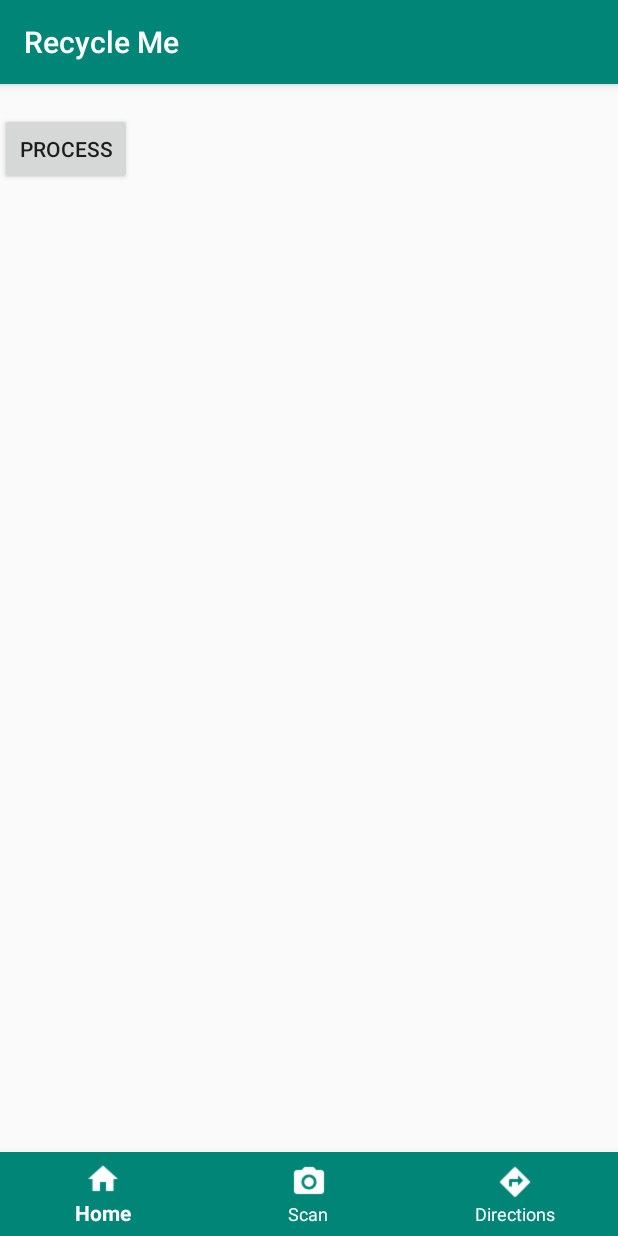
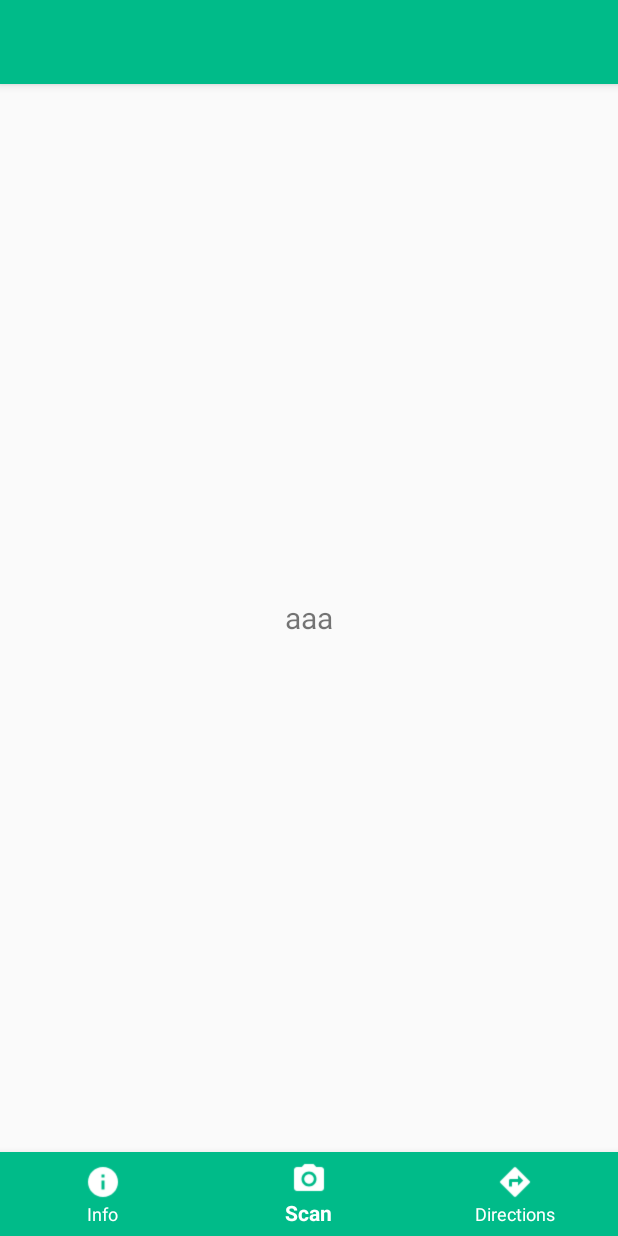
Before and after one commit to AceGabrielFigueroa/sdhacks-2019-LADC, an Android app: the screen it shows after launch (MainActivity), item 2 of the bottom bar chosen, on a phone screen of 412 x 824 dp. Run offline under Robolectric (Android 15) with nearby library versions, the phone set to English and light mode, and no system bars.

Commit message:
Fixed navbar

```diff
--- a/app/build.gradle
+++ b/app/build.gradle
@@ -31,7 +31,7 @@ dependencies {
     implementation 'com.google.android.gms:play-services:7.8+'
     implementation 'com.google.android.material:material:1.0.0'
 
-    implementation 'com.android.support:multidex:1.0.3'
+    implementation 'androidx.multidex:multidex:2.0.0'
 
-
+    implementation 'androidx.constraintlayout:constraintlayout:1.1.3'
 }
--- /dev/null
+++ b/app/src/main/java/tech/recycleme/app/InfoFragment.java
@@ -0,0 +1,29 @@
+package tech.recycleme.app;
+
+import android.os.Bundle;
+import android.view.LayoutInflater;
+import android.view.View;
+import android.view.ViewGroup;
+import android.widget.TextView;
+
+import androidx.fragment.app.Fragment;
+
+public class InfoFragment extends Fragment {
+    public static String value = "aaa";
+    TextView textView;
+
+    public void onCreate(Bundle savedInstanceState){
+        super.onCreate(savedInstanceState);
+    }
+
+    @Override
+    public View onCreateView(LayoutInflater inflater, ViewGroup container,
+                             Bundle savedInstanceState) {
+        View view = inflater.inflate(R.layout.fragment_info, container, false);
+        textView = (TextView) view.findViewById(R.id.results);
+        textView.setText(value);
+
+        return view;
+
+    }
+}
--- a/app/src/main/java/tech/recycleme/app/MainActivity.java
+++ b/app/src/main/java/tech/recycleme/app/MainActivity.java
@@ -1,5 +1,6 @@
 package tech.recycleme.app;
 
+import android.app.Activity;
 import android.content.Intent;
 import android.graphics.Bitmap;
 import android.graphics.BitmapFactory;
@@ -9,6 +10,7 @@ import android.os.Environment;
 import android.provider.MediaStore;
 import android.util.Log;
 import android.util.SparseArray;
+import android.view.Menu;
 import android.view.MenuItem;
 import android.view.View;
 import android.widget.Button;
@@ -16,8 +18,11 @@ import android.widget.ImageView;
 import android.widget.TextView;
 
 import androidx.annotation.NonNull;
+import androidx.appcompat.app.ActionBar;
 import androidx.appcompat.app.AppCompatActivity;
 import androidx.core.content.FileProvider;
+import androidx.fragment.app.Fragment;
+import androidx.fragment.app.FragmentManager;
 
 import com.google.android.gms.vision.Frame;
 import com.google.android.gms.vision.barcode.Barcode;
@@ -40,10 +45,13 @@ import okhttp3.Request;
 import okhttp3.Response;
 
 import java.net.URL;
+import java.util.concurrent.TimeUnit;
+
+import static java.lang.Thread.sleep;
 
 public class MainActivity extends AppCompatActivity {
     static final int REQUEST_TAKE_PHOTO = 1;
-    String currentPhotoPath;
+    private File file;
     private TextView mTextViewResult; //hold http get response
 
     /*
@@ -102,34 +110,98 @@ public class MainActivity extends AppCompatActivity {
         super.onCreate(savedInstanceState);
         setContentView(R.layout.activity_main);
 
-        /* BOTTOM NAVIGATION */
-        BottomNavigationView bottomNavigationView = (BottomNavigationView)
-                findViewById(R.id.bottom_navigation);
+        getSupportActionBar().setDisplayOptions(ActionBar.DISPLAY_SHOW_CUSTOM);
 
-        bottomNavigationView.setOnNavigationItemSelectedListener(
-                new BottomNavigationView.OnNavigationItemSelectedListener() {
+        /* Navigstion Setup */
+        BottomNavigationView navigationView = (BottomNavigationView) findViewById(R.id.bottom_navigation);
+        navigationView.setOnNavigationItemSelectedListener(onNavigationItemSelectedListener);
+
+        getSupportFragmentManager().beginTransaction().replace(R.id.fragment_container, new InfoFragment()).commit();
+    }
+
+    private BottomNavigationView.OnNavigationItemSelectedListener onNavigationItemSelectedListener
+            = new BottomNavigationView.OnNavigationItemSelectedListener() {
         @Override
         public boolean onNavigationItemSelected(@NonNull MenuItem item) {
+            Fragment selectedFragment = null;
+
             switch (item.getItemId()) {
+                case R.id.info:
+                    selectedFragment = new InfoFragment();
+                    break;
+
                 case R.id.camera:
-                                currentPhotoPath = dispatchTakePictureIntent().getAbsolutePath();
+                    file =  dispatchTakePictureIntent();
+
+                    selectedFragment = new InfoFragment();
 
                     break;
+                case R.id.directions:
+                                                        selectedFragment = new DirectionFragment();
+                    break;
+            }
 
-                            case R.id.home:
+            getSupportFragmentManager().beginTransaction().replace(R.id.fragment_container, selectedFragment).commit();
+            return true;
+        }
+    };
 
-                                break;
+    @Override
+    protected void onActivityResult(int requestCode, int resultCode, Intent data)
+    {
+        super.onActivityResult(requestCode, resultCode, data);
 
-                                /*
-                            case R.id.action_music:
+        if (requestCode == REQUEST_TAKE_PHOTO && resultCode == Activity.RESULT_OK)
+        {
+            Bitmap myBitmap = BitmapFactory.decodeFile(file.getAbsolutePath());
+            BarcodeDetector detector =
+                    new BarcodeDetector.Builder(getApplicationContext())
+                            .setBarcodeFormats(0)
+                            .build();
 
-                                break;
+            Frame frame = new Frame.Builder().setBitmap(myBitmap).build();
+            SparseArray<Barcode> barcodes = detector.detect(frame);
 
-                                 */
+            Barcode thisCode = barcodes.valueAt(0);
+
+            /* Build Api Call */
+            OkHttpClient client = new OkHttpClient();
+
+            Request request = new Request.Builder()
+                    .url("https://sd-hacks-257117.appspot.com/getRecyclable/" +
+                            thisCode.rawValue)
+                    .build();
+
+
+            /* Call */
+            client.newCall(request).enqueue(new Callback() {
+                public void onFailure(Call call, IOException e) {
+                    e.printStackTrace();
                 }
-                        return false;
+
+                public void onResponse(Call call, Response response) throws IOException {
+                    if (response.isSuccessful()) {
+                        String myResponse = response.body().string();
+                        JSONObject jsonResponse;
+
+                        try {
+                            jsonResponse = new JSONArray(myResponse).getJSONObject(0);
+
+                            Log.d("PARSED", "DOING");
+                        } catch (JSONException err) {
+
                         }
+
+                        InfoFragment.value = "AAAAAA";
+                        Log.d("PARSED", myResponse);
+                    }
+                }
+
             });
+
+        }
+    }
+
 
         /*
         // Detector
@@ -249,6 +321,4 @@ public class MainActivity extends AppCompatActivity {
                 });
             }
         });*/
-
 }
-}
--- a/app/src/main/res/layout/activity_main.xml
+++ b/app/src/main/res/layout/activity_main.xml
@@ -1,8 +1,12 @@
-<LinearLayout xmlns:android="http://schemas.android.com/apk/res/android"
+<?xml version="1.0" encoding="utf-8"?>
+<RelativeLayout
+    xmlns:android="http://schemas.android.com/apk/res/android"
+    xmlns:app="http://schemas.android.com/apk/res-auto"
+    xmlns:tools="http://schemas.android.com/tools"
     android:layout_width="match_parent"
     android:layout_height="match_parent"
-    android:orientation="vertical">
-
+    tools:context=".MainActivity">
+    <!--
     <TextView
         android:id="@+id/text_view_result"
         android:layout_width="wrap_content"
@@ -22,11 +26,23 @@
         android:id="@+id/imgview"
         android:layout_width="wrap_content"
         android:layout_height="wrap_content" />
+    -->
 
-    <include
-        android:id="@+id/navigation"
-        layout="@layout/bottomnavbar"
+    <FrameLayout
+        android:id="@+id/fragment_container"
+        android:layout_width="match_parent"
+        android:layout_height="match_parent"
+        android:layout_above="@id/bottom_navigation"/>
+
+
+    <!-- bottom nav bar -->
+    <com.google.android.material.bottomnavigation.BottomNavigationView
+        android:id="@+id/bottom_navigation"
         android:layout_width="match_parent"
         android:layout_height="wrap_content"
-        android:layout_alignParentBottom="true" />
-</LinearLayout>
+        android:layout_alignParentBottom="true"
+        app:itemBackground="@color/colorPrimary"
+        app:itemIconTint="#FFF"
+        app:itemTextColor="#FFF"
+        app:menu="@menu/barmenu"/>
+</RelativeLayout>
--- /dev/null
+++ b/app/src/main/res/layout/fragment_directions.xml
@@ -0,0 +1,5 @@
+<?xml version="1.0" encoding="utf-8"?>
+<RelativeLayout xmlns:android="http://schemas.android.com/apk/res/android"
+    android:layout_width="match_parent" android:layout_height="match_parent" android:background="@drawable/gradient">
+
+</RelativeLayout>
--- /dev/null
+++ b/app/src/main/res/layout/fragment_info.xml
@@ -0,0 +1,17 @@
+<?xml version="1.0" encoding="utf-8"?>
+<RelativeLayout xmlns:android="http://schemas.android.com/apk/res/android"
+    xmlns:app="http://schemas.android.com/apk/res-auto"
+    xmlns:tools="http://schemas.android.com/tools"
+    android:layout_width="match_parent"
+    android:layout_height="match_parent"
+    tools:context=".MainActivity">
+
+        <TextView
+            android:id="@+id/results"
+            android:layout_width="wrap_content"
+            android:layout_height="wrap_content"
+            android:layout_centerInParent="true"
+            android:text="To get started, please scan a barcode."
+            android:textSize="20dp" />
+
+</RelativeLayout>
--- a/app/src/main/res/menu/barmenu.xml
+++ b/app/src/main/res/menu/barmenu.xml
@@ -3,10 +3,10 @@
     xmlns:app="http://schemas.android.com/apk/res-auto">
 
     <item
-        android:id="@+id/home"
+        android:id="@+id/info"
         android:enabled="true"
-        android:icon="@drawable/baseline_home_black_18dp"
-        android:title="Home"
+        android:icon="@drawable/baseline_info_black_18dp"
+        android:title="Info"
         app:showAsAction="ifRoom" />
 
     <item
@@ -18,7 +18,7 @@
 
 
     <item
-        android:id="@+id/action_music"
+        android:id="@+id/directions"
         android:enabled="true"
         android:icon="@drawable/baseline_directions_black_18dp"
         android:title="Directions"
--- a/app/src/main/res/values/colors.xml
+++ b/app/src/main/res/values/colors.xml
@@ -1,6 +1,6 @@
 <?xml version="1.0" encoding="utf-8"?>
 <resources>
-    <color name="colorPrimary">#008577</color>
-    <color name="colorPrimaryDark">#00574B</color>
-    <color name="colorAccent">#D81B60</color>
+    <color name="colorPrimary">#00BB89</color>
+    <color name="colorPrimaryDark">#007246</color>
+    <color name="colorAccent">#68EDCB</color>
 </resources>
```
Also changed, not shown: app/src/main/java/tech/recycleme/app/CameraFragment.java (added, +20 -0 lines), app/src/main/java/tech/recycleme/app/DirectionFragment.java (added, +19 -0 lines), app/src/main/res/layout/content_main.xml (added, +15 -0 lines), app/src/main/res/layout/fragment_camera.xml (added, +23 -0 lines), app/src/main/res/drawable-v24/baseline_info_black_18dp.png (added). Lines whose indentation alone changed are shown as unchanged.
